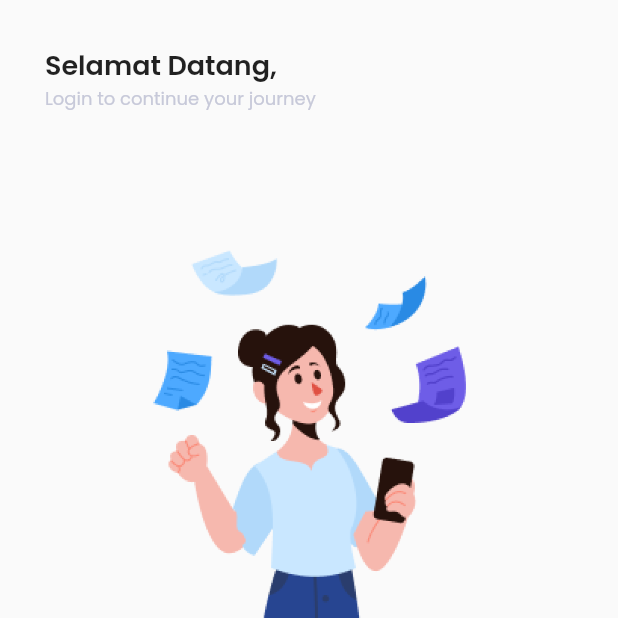
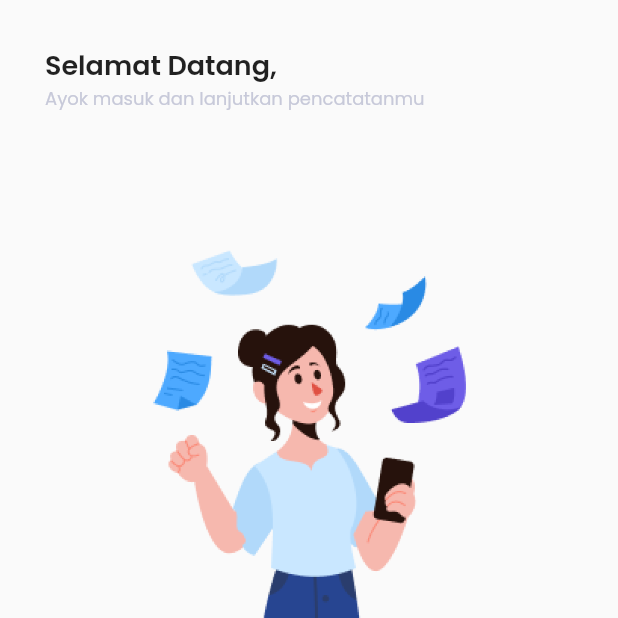
Before and after one commit to rpzfuu/LendLab, a Flutter app: the screen it shows after launch, on a phone screen of 412 x 824 dp, the top half of it. Run offline on Flutter 3.47's test engine with Material 3 defaults, Android fonts, the phone set to English and light mode, and no system bars; our stand-ins replace material_design_icons_flutter, supabase_flutter; accounts and stored records are empty.

Commit message:
merubah tulisah b.indo di bawah selamat datang

```diff
--- a/lib/app/screens/auth/login_auth_screen.dart
+++ b/lib/app/screens/auth/login_auth_screen.dart
@@ -49,7 +49,7 @@ class _LoginPageState extends State<LoginPage> {
                       style: TextStyles.xlSemiBold,
                     ),
                     Text(
-                      'Login to continue your journey',
+                      'Ayok masuk dan lanjutkan pencatatanmu',
                       style: TextStyles.sReguler.copyWith(color: grey2),
                     )
                   ],
```
